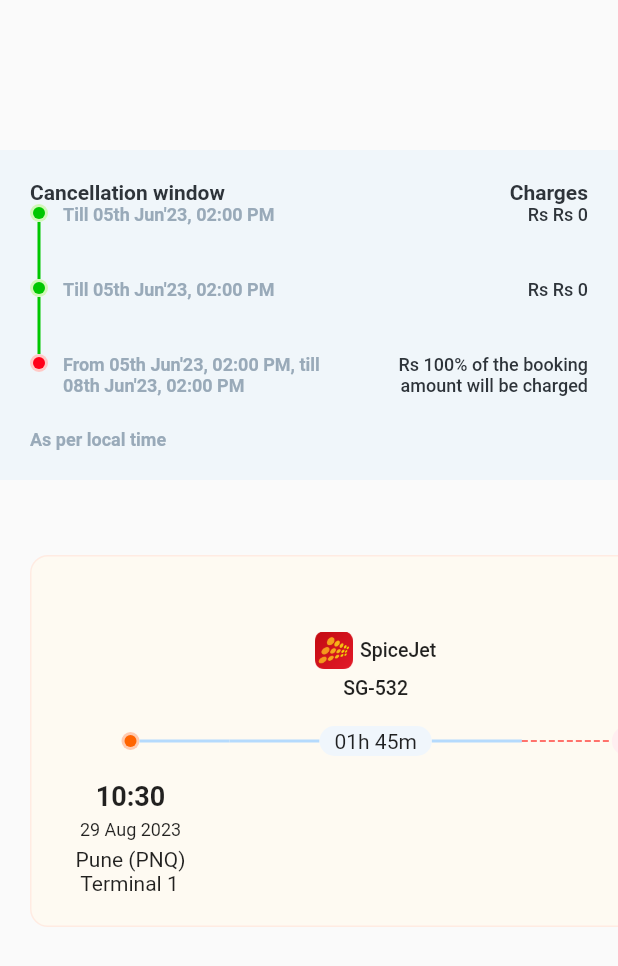
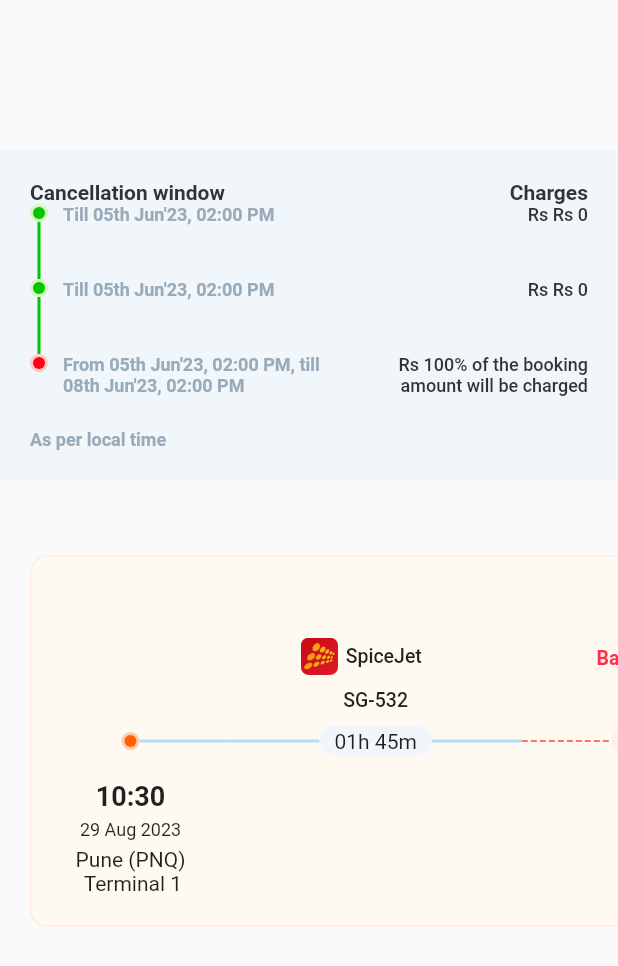
Before and after one commit to pratikbaid3/coding_test_flutter, a Flutter app: the screen it shows after launch, on a phone screen of 412 x 824 dp. Shown: the top 966 px of the screen. Run offline on Flutter 3.47's test engine with Material 2 defaults, Android fonts, the phone set to English and light mode, and no system bars; drawn by our look-alikes of dotted_line.

Commit message:
fix: Fixed overflow and rendering issue.

```diff
--- a/lib/modules/flight/widgets/horizontal_timeline_flight_widget.dart
+++ b/lib/modules/flight/widgets/horizontal_timeline_flight_widget.dart
@@ -17,21 +17,28 @@ class HorizontalTimelineFlightWidget extends StatelessWidget {
           child: Column(
             children: [
               const SizedBox(height: 30),
-              Row(
+              Expanded(
+                child: SizedBox(
+                  width: 100,
+                  child: Row(
                     children: [
                       Image.asset(
                         "assets/spicejet.png",
                         width: 25,
                       ),
                       const SizedBox(width: 5),
-                  Text(
+                      Expanded(
+                        child: Text(
                           model.name,
                           style: const TextStyle(
                             fontSize: 13,
                             fontWeight: FontWeight.w500,
                           ),
                         ),
+                      ),
                     ],
+                  ),
+                ),
               ),
               const SizedBox(height: 5),
               Text(
--- a/lib/modules/flight/widgets/horizontal_timeline_layover_widget.dart
+++ b/lib/modules/flight/widgets/horizontal_timeline_layover_widget.dart
@@ -18,8 +18,9 @@ class HorizontalTimelineLayoverWidget extends StatelessWidget {
           child: Column(
             children: [
               const SizedBox(height: 25),
-              SizedBox(
-                width: 80,
+              Expanded(
+                child: SizedBox(
+                  width: 100,
                   child: Text(
                     model.description,
                     textAlign: TextAlign.center,
@@ -27,6 +28,7 @@ class HorizontalTimelineLayoverWidget extends StatelessWidget {
                       color: Color(0xffFF2F48),
                       fontSize: 13,
                       fontWeight: FontWeight.w600,
+                    ),
                   ),
                 ),
               ),
--- a/lib/modules/flight/widgets/horizontal_timeline_time_widget.dart
+++ b/lib/modules/flight/widgets/horizontal_timeline_time_widget.dart
@@ -76,11 +76,17 @@ class HorizontalTimelineTimeWidget extends StatelessWidget {
                 ),
               ),
               const SizedBox(height: 5),
-              Text(
-                model.description,
-                style: const TextStyle(
-                  fontSize: 14,
-                  fontWeight: FontWeight.w400,
+              Expanded(
+                child: SizedBox(
+                  width: 100,
+                  child: Text(
+                    model.description,
+                    textAlign: TextAlign.center,
+                    style: const TextStyle(
+                      fontSize: 14,
+                      fontWeight: FontWeight.w400,
+                    ),
+                  ),
                 ),
               ),
             ],
```
Lines whose indentation alone changed are shown as unchanged.
